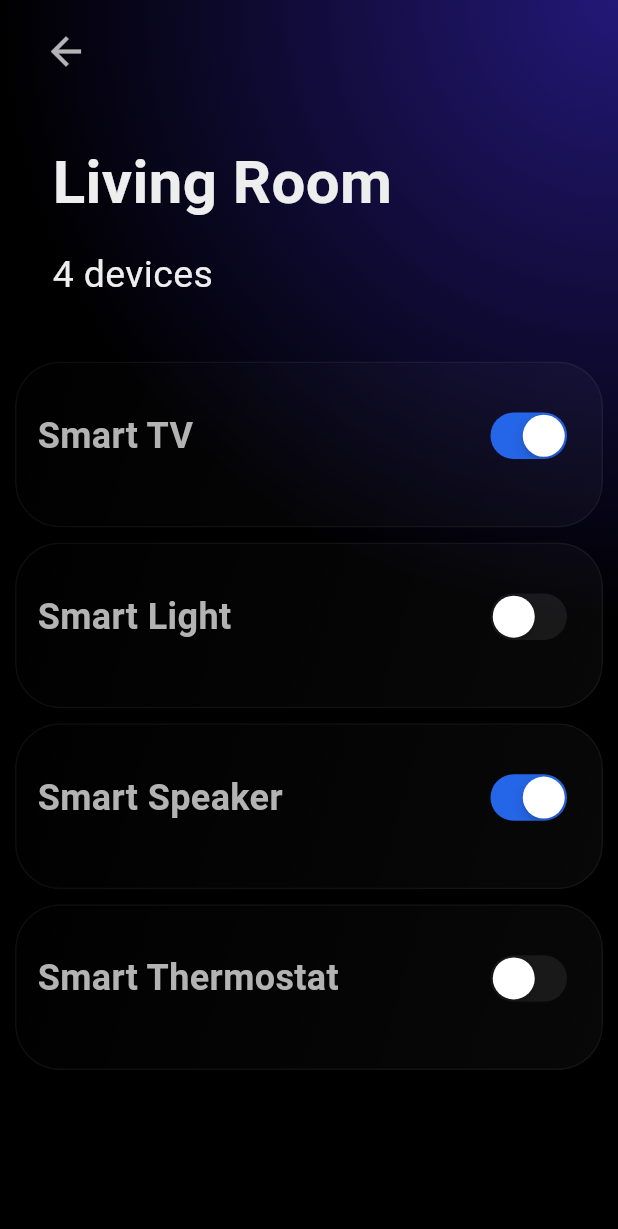
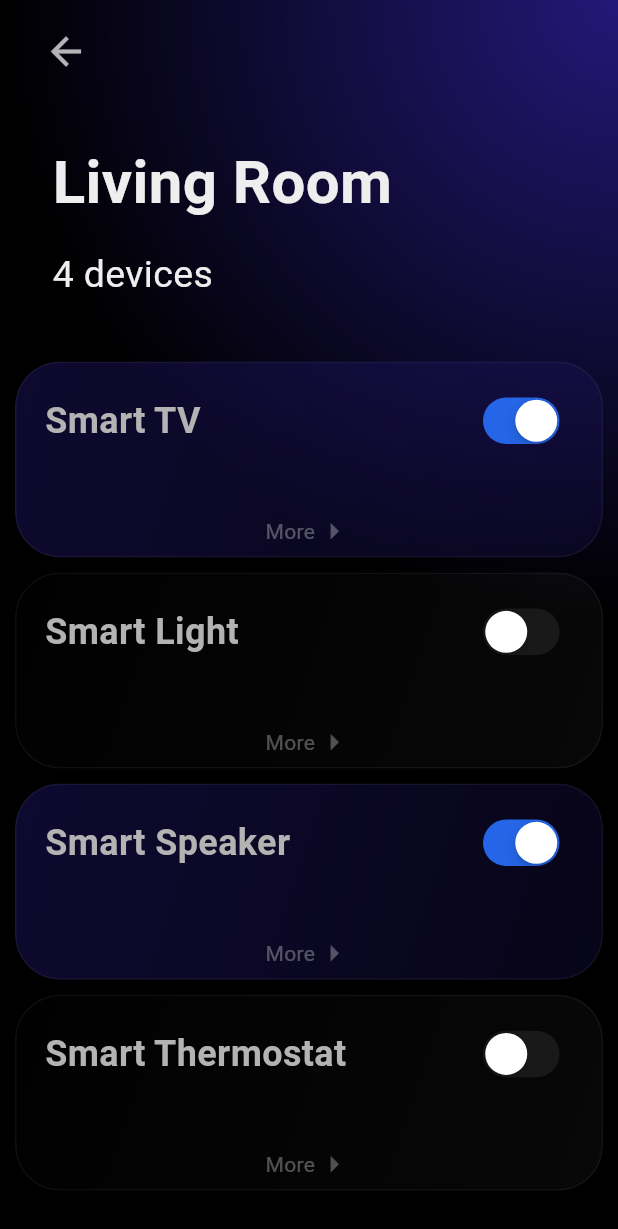
Before and after one commit to danula-rathnayaka/smart-home-app, a Flutter app: the screen it shows after launch, after a tap on "Living Room", on a phone screen of 412 x 824 dp. Shown: the top 1229 px of the screen. Run offline on Flutter 3.47's test engine with Material 3 defaults, Android fonts, the phone set to English and light mode, and no system bars.

Commit message:
Created show all devices area

```diff
--- a/lib/screens/show_area_devices_screen.dart
+++ b/lib/screens/show_area_devices_screen.dart
@@ -145,9 +145,7 @@ class _ShowAreaDevicesScreenState extends State<ShowAreaDevicesScreen> {
                     ),
                     Text(
                       "${mySmartDevices[widget.areaId][1]} device${mySmartDevices[widget.areaId][1] == 1 ? '' : 's'}",
-                      style: TextStyle(
-                          fontSize: 25,
-                          color: Colors.grey[200]),
+                      style: TextStyle(fontSize: 25, color: Colors.grey[200]),
                     )
                   ],
                 ),
@@ -163,12 +161,13 @@ class _ShowAreaDevicesScreenState extends State<ShowAreaDevicesScreen> {
                       padding: const EdgeInsets.all(5),
                       gridDelegate:
                           const SliverGridDelegateWithFixedCrossAxisCount(
-                              crossAxisCount: 1, childAspectRatio: 1 / 0.3),
+                              crossAxisCount: 1, childAspectRatio: 1 / 0.35),
                       itemBuilder: (context, index) {
                         return Padding(
                           padding: const EdgeInsets.all(5.0),
                           child: SmartDeviceBoxWidget(
-                              deviceData: mySmartDevices[widget.areaId][2][index],
+                              deviceData: mySmartDevices[widget.areaId][2]
+                                  [index],
                               toggleSwitch: (value) => setState(() {
                                     mySmartDevices[widget.areaId][2][index][1] =
                                         value;
--- a/lib/widgets/frosted_glass_box.dart
+++ b/lib/widgets/frosted_glass_box.dart
@@ -3,9 +3,11 @@ import 'dart:ui';
 import 'package:flutter/material.dart';
 
 class FrostedGlassBox extends StatelessWidget {
-  const FrostedGlassBox({super.key, this.child});
+  const FrostedGlassBox(
+      {super.key, required this.child, this.isSmartDeviceActive = false});
 
-  final child;
+  final bool isSmartDeviceActive;
+  final Widget child;
 
   @override
   Widget build(BuildContext context) {
@@ -29,10 +31,15 @@ class FrostedGlassBox extends StatelessWidget {
                   gradient: LinearGradient(
                       begin: Alignment.topLeft,
                       end: Alignment.bottomRight,
-                      colors: [
-                        Colors.white.withOpacity(0.005),
-                        Colors.white.withOpacity(0.03)
-                      ])),
+                      colors: isSmartDeviceActive
+                          ? [
+                              const Color(0xFF231877).withOpacity(0.4),
+                              const Color(0xFF231877).withOpacity(0.2)
+                            ]
+                          : [
+                              Colors.white.withOpacity(0.005),
+                              Colors.white.withOpacity(0.03)
+                            ])),
             ),
 
             // Child
--- a/lib/widgets/smart_device_box_widget.dart
+++ b/lib/widgets/smart_device_box_widget.dart
@@ -1,31 +1,39 @@
 import 'package:flutter/cupertino.dart';
 import 'package:flutter/material.dart';
+import 'package:smart_home/screens/device_data_screen.dart';
 import 'package:smart_home/widgets/frosted_glass_box.dart';
 
-class SmartDeviceBoxWidget extends StatelessWidget {
-  const SmartDeviceBoxWidget(
-      {super.key, required this.deviceData, required this.toggleSwitch});
+class SmartDeviceBoxWidget extends StatefulWidget {
+  const SmartDeviceBoxWidget({super.key, this.deviceData, this.toggleSwitch});
 
   final deviceData;
   final Function(bool)? toggleSwitch;
 
   @override
+  State<SmartDeviceBoxWidget> createState() => _SmartDeviceBoxWidgetState();
+}
+
+class _SmartDeviceBoxWidgetState extends State<SmartDeviceBoxWidget> {
+
+  @override
   Widget build(BuildContext context) {
     return FrostedGlassBox(
+      isSmartDeviceActive: widget.deviceData[1],
       child: Container(
-        padding: const EdgeInsets.symmetric(vertical: 20),
+        padding: const EdgeInsets.symmetric(vertical: 5),
         child: Column(
           mainAxisAlignment: MainAxisAlignment.spaceBetween,
           crossAxisAlignment: CrossAxisAlignment.start,
           children: [
-            // Name
-            Row(
+            Padding(
+              padding: const EdgeInsets.all(5.0),
+              child: Row(
                 children: [
                   Expanded(
                       child: Padding(
                     padding: const EdgeInsets.symmetric(horizontal: 15.0),
                     child: Text(
-                    deviceData[0],
+                      widget.deviceData[0],
                       style: const TextStyle(
                         color: Color(0xFFb3b3b3),
                         fontWeight: FontWeight.bold,
@@ -36,14 +44,33 @@ class SmartDeviceBoxWidget extends StatelessWidget {
                     ),
                   )),
                   Padding(
-                    padding: const EdgeInsets.symmetric(vertical: 10, horizontal: 20),
+                      padding: const EdgeInsets.symmetric(
+                          vertical: 10, horizontal: 20),
                       child: CupertinoSwitch(
-                      value: deviceData[1],
-                      onChanged: toggleSwitch,
+                        value: widget.deviceData[1],
+                        onChanged: widget.toggleSwitch,
                         activeColor: const Color(0xFF2566e8),
                       ))
                 ],
               ),
+            ),
+            InkWell(
+              onTap: () => setState(() {
+                Navigator.push(context, MaterialPageRoute(builder: (context) => const DeviceDataScreen(),));
+              }),
+              child: Center(
+                child: Row(
+                  mainAxisAlignment: MainAxisAlignment.center,
+                  children: [
+                    Text("More", style: TextStyle(color: Colors.white.withOpacity(0.3)),),
+                    Icon(Icons.arrow_right,
+                      color: Colors.white.withOpacity(0.3),
+                      size: 25,
+                    ),
+                  ],
+                ),
+              ),
+            )
           ],
         ),
       ),
```
Also changed, not shown: lib/screens/device_data_screen.dart (added, +23 -0 lines). Lines whose indentation alone changed are shown as unchanged.
